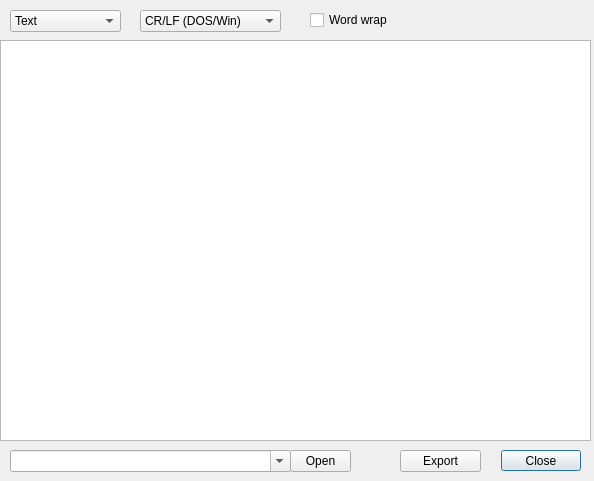
Before: the Qt Designer form LinImaMT/fileviewer.ui in MCbx/linimamt, drawn with Qt 5.
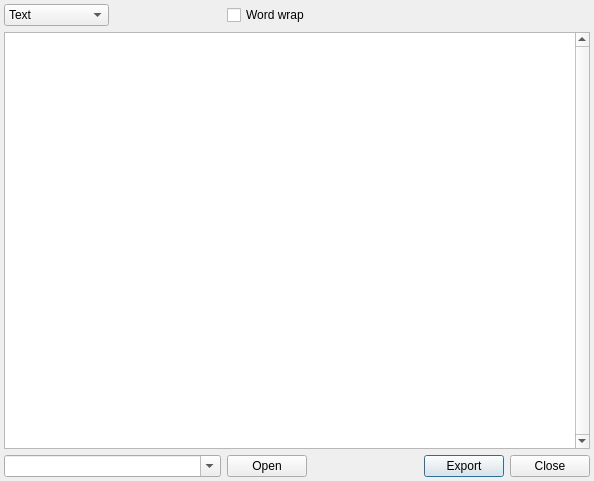
After: the same form once the commit is applied.

```diff
--- a/LinImaMT/fileviewer.ui
+++ b/LinImaMT/fileviewer.ui
@@ -13,14 +13,75 @@
   <property name="windowTitle">
    <string>Dialog</string>
   </property>
+  <layout class="QHBoxLayout" name="horizontalLayout">
+   <property name="leftMargin">
+    <number>4</number>
+   </property>
+   <property name="topMargin">
+    <number>4</number>
+   </property>
+   <property name="rightMargin">
+    <number>4</number>
+   </property>
+   <property name="bottomMargin">
+    <number>4</number>
+   </property>
+   <item>
+    <layout class="QGridLayout" name="gridLayout">
+     <item row="2" column="0" colspan="2">
+      <widget class="QComboBox" name="cbPrograms">
+       <property name="minimumSize">
+        <size>
+         <width>200</width>
+         <height>0</height>
+        </size>
+       </property>
+       <property name="editable">
+        <bool>true</bool>
+       </property>
+       <property name="maxCount">
+        <number>2147483646</number>
+       </property>
+      </widget>
+     </item>
+     <item row="2" column="4">
+      <widget class="QPushButton" name="btnExport">
+       <property name="sizePolicy">
+        <sizepolicy hsizetype="Fixed" vsizetype="Fixed">
+         <horstretch>0</horstretch>
+         <verstretch>0</verstretch>
+        </sizepolicy>
+       </property>
+       <property name="text">
+        <string>Export</string>
+       </property>
+      </widget>
+     </item>
+     <item row="1" column="0" colspan="6">
+      <widget class="QPlainTextEdit" name="textContents">
+       <property name="font">
+        <font>
+         <family>Monospace</family>
+        </font>
+       </property>
+       <property name="verticalScrollBarPolicy">
+        <enum>Qt::ScrollBarAlwaysOn</enum>
+       </property>
+       <property name="lineWrapMode">
+        <enum>QPlainTextEdit::WidgetWidth</enum>
+       </property>
+       <property name="readOnly">
+        <bool>true</bool>
+       </property>
+      </widget>
+     </item>
+     <item row="2" column="5">
   <widget class="QDialogButtonBox" name="buttonBox">
-   <property name="geometry">
-    <rect>
-     <x>480</x>
-     <y>450</y>
-     <width>101</width>
-     <height>21</height>
-    </rect>
+       <property name="sizePolicy">
+        <sizepolicy hsizetype="Fixed" vsizetype="Fixed">
+         <horstretch>0</horstretch>
+         <verstretch>0</verstretch>
+        </sizepolicy>
    </property>
    <property name="orientation">
     <enum>Qt::Horizontal</enum>
@@ -29,51 +90,22 @@
     <set>QDialogButtonBox::Close</set>
    </property>
   </widget>
-  <widget class="QPlainTextEdit" name="textContents">
-   <property name="geometry">
-    <rect>
-     <x>0</x>
-     <y>40</y>
-     <width>591</width>
-     <height>401</height>
-    </rect>
-   </property>
-  </widget>
-  <widget class="QPushButton" name="btnExport">
-   <property name="geometry">
-    <rect>
-     <x>400</x>
-     <y>450</y>
-     <width>81</width>
-     <height>22</height>
-    </rect>
-   </property>
+     </item>
+     <item row="2" column="2">
+      <widget class="QPushButton" name="btnOpen">
+       <property name="sizePolicy">
+        <sizepolicy hsizetype="Fixed" vsizetype="Fixed">
+         <horstretch>0</horstretch>
+         <verstretch>0</verstretch>
+        </sizepolicy>
+       </property>
    <property name="text">
-    <string>Export</string>
-   </property>
-  </widget>
-  <widget class="QCheckBox" name="cbWordWrap">
-   <property name="geometry">
-    <rect>
-     <x>310</x>
-     <y>10</y>
-     <width>121</width>
-     <height>20</height>
-    </rect>
-   </property>
-   <property name="text">
-    <string>Word wrap</string>
-   </property>
-  </widget>
+        <string>Open</string>
+       </property>
+      </widget>
+     </item>
+     <item row="0" column="0">
   <widget class="QComboBox" name="cbDispType">
-   <property name="geometry">
-    <rect>
-     <x>10</x>
-     <y>10</y>
-     <width>111</width>
-     <height>22</height>
-    </rect>
-   </property>
    <item>
     <property name="text">
      <string>Text</string>
@@ -85,57 +117,33 @@
     </property>
    </item>
   </widget>
-  <widget class="QComboBox" name="cbNewLine">
-   <property name="geometry">
-    <rect>
-     <x>140</x>
-     <y>10</y>
-     <width>141</width>
-     <height>22</height>
-    </rect>
-   </property>
-   <item>
-    <property name="text">
-     <string>CR/LF (DOS/Win)</string>
-    </property>
-   </item>
-   <item>
+     </item>
+     <item row="0" column="2" colspan="3">
+      <widget class="QCheckBox" name="cbWordWrap">
     <property name="text">
-     <string>LF (Unix)</string>
-    </property>
-   </item>
-   <item>
-    <property name="text">
-     <string>CR (Mac)</string>
-    </property>
-   </item>
-  </widget>
-  <widget class="QComboBox" name="cbPrograms">
-   <property name="geometry">
-    <rect>
-     <x>10</x>
-     <y>450</y>
-     <width>281</width>
-     <height>22</height>
-    </rect>
-   </property>
-   <property name="editable">
-    <bool>true</bool>
-   </property>
-  </widget>
-  <widget class="QPushButton" name="btnOpen">
-   <property name="geometry">
-    <rect>
-     <x>290</x>
-     <y>450</y>
-     <width>61</width>
-     <height>22</height>
-    </rect>
-   </property>
-   <property name="text">
-    <string>Open</string>
-   </property>
-  </widget>
+        <string>Word wrap</string>
+       </property>
+      </widget>
+     </item>
+     <item row="2" column="3">
+      <spacer name="horizontalSpacer">
+       <property name="orientation">
+        <enum>Qt::Horizontal</enum>
+       </property>
+       <property name="sizeType">
+        <enum>QSizePolicy::Fixed</enum>
+       </property>
+       <property name="sizeHint" stdset="0">
+        <size>
+         <width>40</width>
+         <height>20</height>
+        </size>
+       </property>
+      </spacer>
+     </item>
+    </layout>
+   </item>
+  </layout>
  </widget>
  <resources/>
  <connections>
```
Lines whose indentation alone changed are shown as unchanged.
